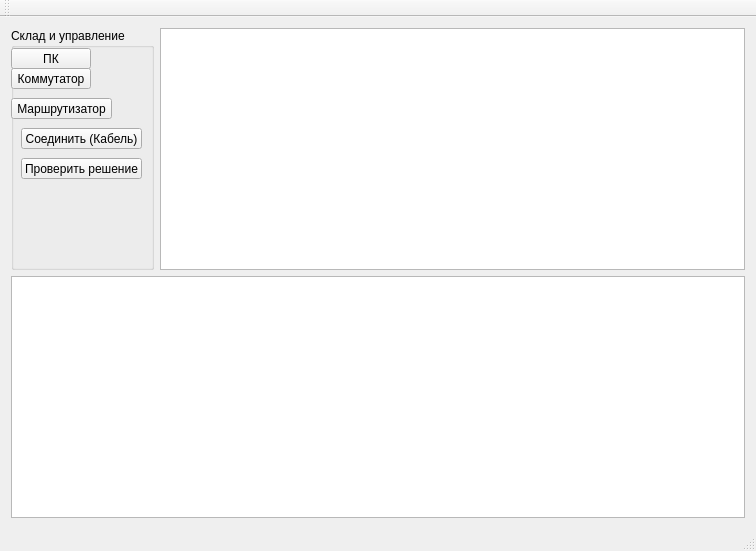
Above: LanTopologySimulator/LanTopologySimulator/LanTopologySimulator.ui from l3ss-w0rds/lan-topology-simulator before the change. Below: the same form after it.
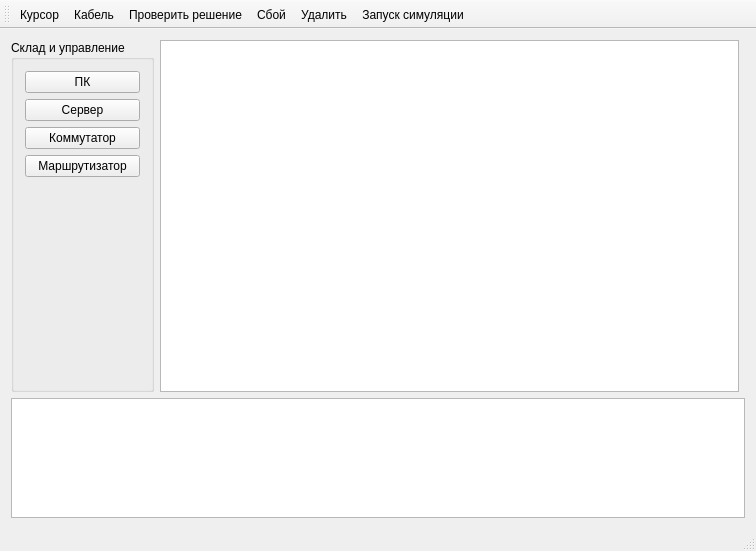
That is the form after the change. Icons and pictures are not drawn.

Patch:
```diff
--- a/LanTopologySimulator/LanTopologySimulator/LanTopologySimulator.ui
+++ b/LanTopologySimulator/LanTopologySimulator/LanTopologySimulator.ui
@@ -20,78 +20,107 @@
       <property name="title">
        <string>Склад и управление</string>
       </property>
-      <widget class="QPushButton" name="pushButton">
-       <property name="geometry">
-        <rect>
-         <x>0</x>
-         <y>20</y>
-         <width>80</width>
-         <height>21</height>
-        </rect>
-       </property>
-       <property name="text">
-        <string>ПК</string>
-       </property>
-      </widget>
-      <widget class="QPushButton" name="pushButton_2">
-       <property name="geometry">
-        <rect>
-         <x>0</x>
-         <y>40</y>
-         <width>80</width>
-         <height>21</height>
-        </rect>
-       </property>
-       <property name="text">
-        <string>Коммутатор</string>
-       </property>
-      </widget>
-      <widget class="QPushButton" name="pushButton_3">
-       <property name="geometry">
-        <rect>
-         <x>0</x>
-         <y>70</y>
-         <width>101</width>
-         <height>21</height>
-        </rect>
-       </property>
-       <property name="text">
-        <string>Маршрутизатор</string>
-       </property>
-      </widget>
-      <widget class="QPushButton" name="pushButton_4">
-       <property name="geometry">
-        <rect>
-         <x>10</x>
-         <y>100</y>
-         <width>121</width>
-         <height>21</height>
-        </rect>
-       </property>
-       <property name="text">
-        <string>Соединить (Кабель)</string>
-       </property>
-      </widget>
-      <widget class="QPushButton" name="pushButton_5">
-       <property name="geometry">
-        <rect>
-         <x>10</x>
-         <y>130</y>
-         <width>121</width>
-         <height>21</height>
-        </rect>
-       </property>
-       <property name="text">
-        <string>Проверить решение</string>
-       </property>
-      </widget>
+      <layout class="QVBoxLayout" name="verticalLayout">
+       <item>
+        <widget class="QPushButton" name="btnPC">
+         <property name="text">
+          <string>ПК</string>
+         </property>
+         <property name="icon">
+          <iconset>
+           <selectedon>:/LanTopologySimulator/pc.svg</selectedon>
+          </iconset>
+         </property>
+         <property name="iconSize">
+          <size>
+           <width>22</width>
+           <height>22</height>
+          </size>
+         </property>
+        </widget>
+       </item>
+       <item>
+        <widget class="QPushButton" name="btnServer">
+         <property name="text">
+          <string>Сервер</string>
+         </property>
+         <property name="icon">
+          <iconset>
+           <selectedon>:/LanTopologySimulator/server.svg</selectedon>
+          </iconset>
+         </property>
+         <property name="iconSize">
+          <size>
+           <width>22</width>
+           <height>22</height>
+          </size>
+         </property>
+        </widget>
+       </item>
+       <item>
+        <widget class="QPushButton" name="btnSwitch">
+         <property name="text">
+          <string>Коммутатор</string>
+         </property>
+         <property name="icon">
+          <iconset>
+           <selectedon>:/LanTopologySimulator/switch.svg</selectedon>
+          </iconset>
+         </property>
+         <property name="iconSize">
+          <size>
+           <width>22</width>
+           <height>22</height>
+          </size>
+         </property>
+        </widget>
+       </item>
+       <item>
+        <widget class="QPushButton" name="btnRouter">
+         <property name="text">
+          <string>Маршрутизатор</string>
+         </property>
+         <property name="icon">
+          <iconset>
+           <selectedon>:/LanTopologySimulator/router.svg</selectedon>
+          </iconset>
+         </property>
+         <property name="iconSize">
+          <size>
+           <width>22</width>
+           <height>22</height>
+          </size>
+         </property>
+        </widget>
+       </item>
+       <item>
+        <spacer name="verticalSpacer">
+         <property name="orientation">
+          <enum>Qt::Vertical</enum>
+         </property>
+         <property name="sizeHint" stdset="0">
+          <size>
+           <width>20</width>
+           <height>40</height>
+          </size>
+         </property>
+        </spacer>
+       </item>
+      </layout>
+     </widget>
+    </item>
+    <item row="1" column="0" colspan="3">
+     <widget class="QPlainTextEdit" name="logTextEdit">
+      <property name="maximumSize">
+       <size>
+        <width>16777215</width>
+        <height>120</height>
+       </size>
+      </property>
      </widget>
     </item>
     <item row="0" column="1">
-     <widget class="QGraphicsView" name="graphicsView"/>
-    </item>
-    <item row="1" column="0" colspan="2">
-     <widget class="QPlainTextEdit" name="plainTextEdit"/>
+     <widget class="QGraphicsView" name="canvasView"/>
     </item>
    </layout>
   </widget>
@@ -112,8 +141,140 @@
    <attribute name="toolBarBreak">
     <bool>false</bool>
    </attribute>
+   <addaction name="actionCursor"/>
+   <addaction name="actionCable"/>
+   <addaction name="actionFerify"/>
+   <addaction name="actionFailure"/>
+   <addaction name="actionDrlrtr"/>
+   <addaction name="actionPlay"/>
   </widget>
   <widget class="QStatusBar" name="statusBar"/>
+  <action name="actionCursor">
+   <property name="checkable">
+    <bool>true</bool>
+   </property>
+   <property name="icon">
+    <iconset resource="LanTopologySimulator.qrc">
+     <normaloff>:/LanTopologySimulator/cursor.svg</normaloff>:/LanTopologySimulator/cursor.svg</iconset>
+   </property>
+   <property name="text">
+    <string>Курсор</string>
+   </property>
+   <property name="toolTip">
+    <string>&lt;p style=&quot;margin:0;&quot;&gt;
+  &lt;b&gt;Указатель&lt;/b&gt; &lt;span style=&quot;background-color:#E2E8F0; color:#1E293B; font-weight:bold; padding:1px 4px; border-radius:3px;&quot;&gt; V &lt;/span&gt;
+&lt;/p&gt;
+&lt;p style=&quot;margin:4px 0 0 0; color:#475569; font-size:9pt;&quot;&gt;
+  Выбор, выделение и свободное перемещение узлов по холсту
+&lt;/p&gt;</string>
+   </property>
+   <property name="shortcut">
+    <string>V</string>
+   </property>
+  </action>
+  <action name="actionCable">
+   <property name="checkable">
+    <bool>true</bool>
+   </property>
+   <property name="icon">
+    <iconset resource="LanTopologySimulator.qrc">
+     <normaloff>:/LanTopologySimulator/cable.svg</normaloff>:/LanTopologySimulator/cable.svg</iconset>
+   </property>
+   <property name="text">
+    <string>Кабель</string>
+   </property>
+   <property name="toolTip">
+    <string>&lt;p style=&quot;margin:0;&quot;&gt;
+  &lt;b&gt;Кабель связи&lt;/b&gt; &lt;span style=&quot;background-color:#E2E8F0; color:#2563EB; font-weight:bold; padding:1px 4px; border-radius:3px;&quot;&gt; C &lt;/span&gt;
+&lt;/p&gt;
+&lt;p style=&quot;margin:4px 0 0 0; color:#475569; font-size:9pt;&quot;&gt;
+  Создание физических каналов передачи данных между портами устройств
+&lt;/p&gt;</string>
+   </property>
+   <property name="shortcut">
+    <string>C</string>
+   </property>
+  </action>
+  <action name="actionFailure">
+   <property name="checkable">
+    <bool>true</bool>
+   </property>
+   <property name="icon">
+    <iconset resource="LanTopologySimulator.qrc">
+     <normaloff>:/LanTopologySimulator/fault.svg</normaloff>:/LanTopologySimulator/fault.svg</iconset>
+   </property>
+   <property name="text">
+    <string>Сбой</string>
+   </property>
+   <property name="toolTip">
+    <string>&lt;p style=&quot;margin:0;&quot;&gt;
+  &lt;b&gt;Имитация аварии&lt;/b&gt; &lt;span style=&quot;background-color:#FEE2E2; color:#DC2626; font-weight:bold; padding:1px 4px; border-radius:3px;&quot;&gt; F &lt;/span&gt;
+&lt;/p&gt;
+&lt;p style=&quot;margin:4px 0 0 0; color:#475569; font-size:9pt;&quot;&gt;
+  Принудительный разрыв линии связи для проверки отказоустойчивости сети
+&lt;/p&gt;</string>
+   </property>
+   <property name="shortcut">
+    <string>F</string>
+   </property>
+  </action>
+  <action name="actionFerify">
+   <property name="icon">
+    <iconset resource="LanTopologySimulator.qrc">
+     <normaloff>:/LanTopologySimulator/check.svg</normaloff>:/LanTopologySimulator/check.svg</iconset>
+   </property>
+   <property name="text">
+    <string>Проверить решение</string>
+   </property>
+   <property name="toolTip">
+    <string>&lt;p style=&quot;margin:0;&quot;&gt;
+  &lt;b&gt;Проверка топологии&lt;/b&gt;
+&lt;/p&gt;
+&lt;p style=&quot;margin:4px 0 0 0; color:#047857; font-size:9pt;&quot;&gt;
+  Запуск автотестов связности (BFS) и поиск критических точек отказа (SPOF)
+&lt;/p&gt;</string>
+   </property>
+  </action>
+  <action name="actionDrlrtr">
+   <property name="icon">
+    <iconset resource="LanTopologySimulator.qrc">
+     <normaloff>:/LanTopologySimulator/delete.svg</normaloff>:/LanTopologySimulator/delete.svg</iconset>
+   </property>
+   <property name="text">
+    <string>Удалить</string>
+   </property>
+   <property name="toolTip">
+    <string>&lt;p style=&quot;margin:0;&quot;&gt;
+  &lt;b&gt;Удалить&lt;/b&gt; &lt;span style=&quot;background-color:#FEE2E2; color:#DC2626; font-weight:bold; padding:1px 4px; border-radius:3px;&quot;&gt; Del &lt;/span&gt;
+&lt;/p&gt;
+&lt;p style=&quot;margin:4px 0 0 0; color:#475569; font-size:9pt;&quot;&gt;
+  Удаление выделенного узла или линии связи с холста сети
+&lt;/p&gt;</string>
+   </property>
+   <property name="shortcut">
+    <string>Del</string>
+   </property>
+  </action>
+  <action name="actionPlay">
+   <property name="icon">
+    <iconset resource="LanTopologySimulator.qrc">
+     <normaloff>:/LanTopologySimulator/play.svg</normaloff>:/LanTopologySimulator/play.svg</iconset>
+   </property>
+   <property name="text">
+    <string>Запуск симуляции</string>
+   </property>
+   <property name="toolTip">
+    <string>&lt;p style=&quot;margin:0;&quot;&gt;
+  &lt;b&gt;Запуск симуляции&lt;/b&gt; &lt;span style=&quot;background-color:#D1FAE5; color:#047857; font-weight:bold; padding:1px 4px; border-radius:3px;&quot;&gt; Пробел &lt;/span&gt;
+&lt;/p&gt;
+&lt;p style=&quot;margin:4px 0 0 0; color:#475569; font-size:9pt;&quot;&gt;
+  Имитация прохождения сетевых пакетов (Ping) и визуализация движения трафика
+&lt;/p&gt;</string>
+   </property>
+   <property name="shortcut">
+    <string>Space</string>
+   </property>
+  </action>
  </widget>
  <layoutdefault spacing="6" margin="11"/>
  <resources>
```
Left out of the diff: 2 changed lines with no effect on the pictures.
